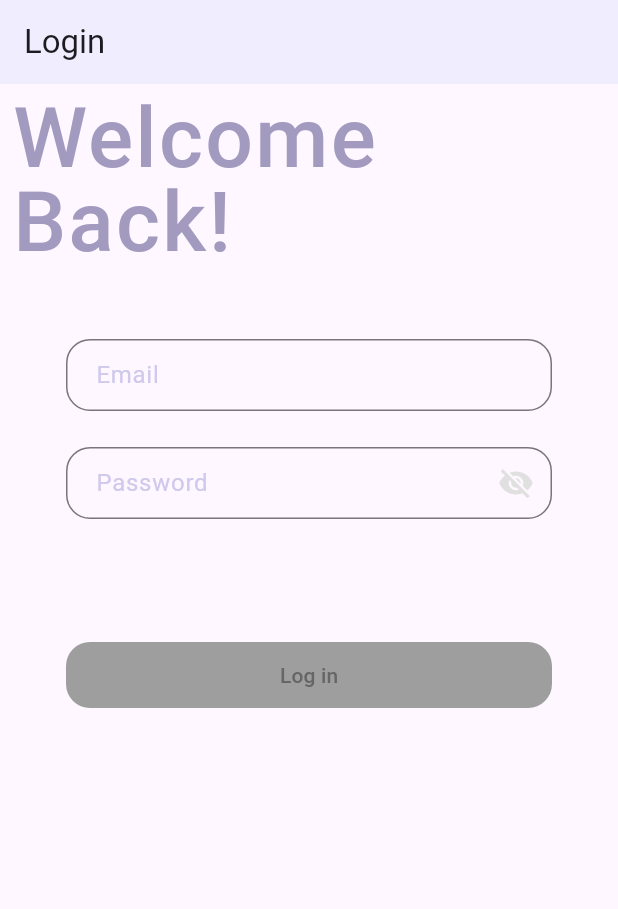
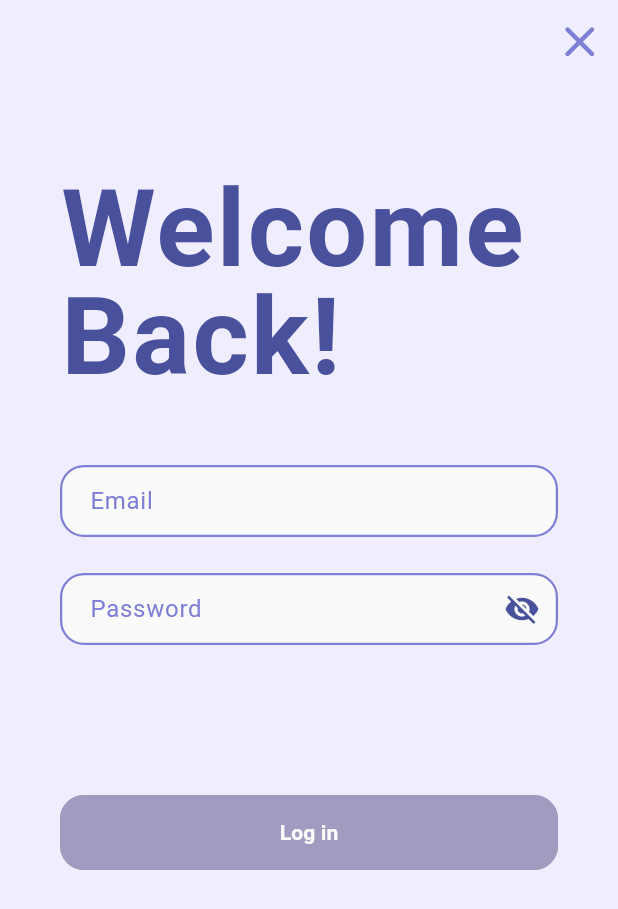
Before and after one commit to navfran98/dupla, a Flutter app: the LoginScreen screen opened directly, on a phone screen of 412 x 824 dp. Shown: the top 909 px of the screen. Run offline on Flutter 3.47's test engine with Material 3 defaults, Android fonts, the phone set to English and light mode, and no system bars; our stand-ins replace beamer, flutter_hooks, flutter_riverpod, hooks_riverpod, logger, riverpod_annotation; generated files the repository leaves out were written again.

Commit message:
Login and Signup design updated

```diff
--- a/lib/presentation/design_system/molecules/buttons/auth_button.dart
+++ b/lib/presentation/design_system/molecules/buttons/auth_button.dart
@@ -17,30 +17,42 @@ class AuthButton extends StatelessWidget {
   @override
   Widget build(BuildContext context) {
     Color textColor = isDisabled
-        ? CustomColors.neutral75
+        ? CustomColors.neutral10
         : isTransparent
             ? CustomColors.primary5
             : CustomColors.neutral10;
     Color buttonColor = isDisabled
-        ? CustomColors.neutral50
+        ? CustomColors.primary2
         : isTransparent
             ? CustomColors.transparent
             : CustomColors.primary5;
+    Color borderColor = isDisabled
+        ? CustomColors.primary2
+        : isTransparent
+            ? CustomColors.primary5
+            : CustomColors.transparent;
     return FilledButton(
         onPressed: isDisabled ? null : onPressedFunction,
         style: ButtonStyle(
           shape: WidgetStatePropertyAll<RoundedRectangleBorder>(
-              RoundedRectangleBorder(borderRadius: BorderRadius.circular(16))),
+              RoundedRectangleBorder(
+                  borderRadius: BorderRadius.circular(16),
+                  side: BorderSide(color: borderColor, width: 2))),
           backgroundColor: WidgetStatePropertyAll(buttonColor),
           padding: const WidgetStatePropertyAll<EdgeInsets>(
-              EdgeInsets.fromLTRB(8, 12, 8, 12)),
-          minimumSize: const WidgetStatePropertyAll(Size.fromHeight(44)),
+              EdgeInsets.symmetric(vertical: 12)),
+          minimumSize: const WidgetStatePropertyAll(Size.fromHeight(50)),
           overlayColor: WidgetStateProperty.resolveWith<Color?>(
             (Set<WidgetState> states) {
               if (states.contains(WidgetState.pressed)) {
                 return isTransparent
-                    ? CustomColors.neutral25
-                    : CustomColors.primary0;
+                    ? CustomColors.primary5.withOpacity(0.2)
+                    : CustomColors.primary6.withOpacity(0.3);
+              }
+              if (states.contains(WidgetState.hovered)) {
+                return isTransparent
+                    ? CustomColors.primary1
+                    : CustomColors.primary6.withOpacity(0.2);
               }
               return null;
             },
--- a/lib/presentation/design_system/molecules/inputs/auth_textfield.dart
+++ b/lib/presentation/design_system/molecules/inputs/auth_textfield.dart
@@ -27,7 +27,7 @@ class _AuthTextfieldState extends ConsumerState<AuthTextfield> {
   final FocusNode _focusNode = FocusNode();
   bool _isFocused = false;
   late bool _obscureText;
-  bool _isError = false;
+  final bool _isError = false;
 
   @override
   void initState() {
@@ -64,11 +64,13 @@ class _AuthTextfieldState extends ConsumerState<AuthTextfield> {
   @override
   Widget build(BuildContext context) {
     return TextFormField(
-        style: const CustomFont.subtitle01(CustomColors.primary1),
+        style: const CustomFont.subtitle01(CustomColors.neutral100),
         controller: widget.controller,
         focusNode: _focusNode,
         obscureText: _obscureText,
         decoration: InputDecoration(
+          filled: true,
+          fillColor: CustomColors.neutral10,
           floatingLabelBehavior: FloatingLabelBehavior.auto,
           hintText: widget.hintText,
           hintStyle: const CustomFont.subtitle01(CustomColors.primary2),
@@ -89,14 +91,14 @@ class _AuthTextfieldState extends ConsumerState<AuthTextfield> {
                   _obscureText == true
                       ? Icons.visibility_off
                       : Icons.visibility,
-                  color: CustomColors.neutral25,
+                  color: CustomColors.primary5,
                 ),
               );
             }
             if (_isFocused) {
               return InkWell(
                 onTap: clearText,
-                child: const Icon(Icons.close, color: CustomColors.primary2),
+                child: const Icon(Icons.close, color: CustomColors.primary5),
               );
             }
             return null;
@@ -107,20 +109,20 @@ class _AuthTextfieldState extends ConsumerState<AuthTextfield> {
             color: _isFocused && _isError
                 ? CustomColors.error100
                 : _isFocused
-                    ? CustomColors.primary3
-                    : CustomColors.primary1,
+                    ? CustomColors.primary5
+                    : CustomColors.primary4,
           ),
-          border: OutlineInputBorder(
+          enabledBorder: OutlineInputBorder(
             borderSide: const BorderSide(
-              width: 1,
-              color: CustomColors.neutral75,
+              width: 1.5,
+              color: CustomColors.primary4,
             ),
             borderRadius: BorderRadius.circular(16),
           ),
           focusedBorder: OutlineInputBorder(
             borderSide: const BorderSide(
               width: 2,
-              color: CustomColors.primary3,
+              color: CustomColors.primary5,
             ),
             borderRadius: BorderRadius.circular(16),
           ),
--- a/lib/presentation/design_system/tokens/fonts.dart
+++ b/lib/presentation/design_system/tokens/fonts.dart
@@ -79,7 +79,7 @@ class CustomFont extends TextStyle {
           size: 14,
           height: 20 / 14,
           spacing: 0.1,
-          weight: FontWeight.w500,
+          weight: FontWeight.w600,
           color: color,
           family: customFontFamily,
         );
@@ -109,10 +109,10 @@ class CustomFont extends TextStyle {
   const CustomFont.welcomeTitle(
     Color color,
   ) : this(
-          size: 56,
+          size: 72,
           height: 56 / 56,
           spacing: 1.5,
-          weight: FontWeight.w500,
+          weight: FontWeight.w700,
           color: color,
           family: customFontFamily,
         );
--- a/lib/presentation/screens/login_screen.dart
+++ b/lib/presentation/screens/login_screen.dart
@@ -2,6 +2,8 @@ import 'package:dupla/presentation/design_system/cells/forms/login_form.dart';
 import 'package:dupla/presentation/design_system/molecules/buttons/auth_button.dart';
 import 'package:dupla/presentation/design_system/tokens/colors.dart';
 import 'package:dupla/presentation/design_system/tokens/fonts.dart';
+import 'package:dupla/presentation/screens/welcome_screen.dart';
+import 'package:dupla/router.dart';
 import 'package:flutter/material.dart';
 import 'package:flutter_hooks/flutter_hooks.dart';
 import 'package:hooks_riverpod/hooks_riverpod.dart';
@@ -29,41 +31,58 @@ class _LoginScreenState extends ConsumerState<LoginScreen> {
 
   @override
   Widget build(BuildContext context) {
-    final usernameController = useTextEditingController();
+    final emailController = useTextEditingController();
     final passController = useTextEditingController();
     final bool isEmailEmpty = useListenableSelector(
-        usernameController, () => usernameController.text.isEmpty);
+        emailController, () => emailController.text.isEmpty);
     final bool isPassEmpty = useListenableSelector(
         passController, () => passController.text.isEmpty);
     return Scaffold(
-      appBar: AppBar(
-        title: const Text('Login'),
-        backgroundColor: CustomColors.primary0,
+        appBar:
+            AppBar(backgroundColor: CustomColors.primary0, actions: <Widget>[
+          IconButton(
+            icon: const Icon(
+              Icons.close_rounded,
+              size: 35,
+              color: CustomColors.primary4,
             ),
-      body: Padding(
-        padding: const EdgeInsets.all(8.0),
+            hoverColor: CustomColors.primary1,
+            onPressed: () {
+              ref
+                  .read(mainBeamerDelegateProvider)
+                  .beamToNamed(WelcomeScreen.route);
+            },
+          ),
+        ]),
+        body: Container(
+          color: CustomColors.primary0,
+          padding: const EdgeInsets.fromLTRB(40, 60, 40, 10),
           child: Column(
+            crossAxisAlignment: CrossAxisAlignment.center,
             children: [
-            const Text('Welcome Back!', style: CustomFont.welcomeTitle(CustomColors.primary2), softWrap: true,),
+              const Text(
+                'Welcome Back!',
+                style: CustomFont.welcomeTitle(CustomColors.primary5),
+                softWrap: true,
+              ),
               const SizedBox(height: 10),
               Form(
                   key: _formKey,
                   child: Container(
-                      padding: const EdgeInsets.symmetric(
-                          horizontal: 36, vertical: 40),
+                      padding: const EdgeInsets.symmetric(vertical: 40),
                       child: Column(
                           mainAxisAlignment: MainAxisAlignment.start,
                           crossAxisAlignment: CrossAxisAlignment.center,
                           children: [
                             LoginForm(
-                                emailController: usernameController,
+                                emailController: emailController,
                                 passwordController: passController),
                             const SizedBox(
-                              height: 80,
+                              height: 100,
                             ),
                             isLoading
                                 ? const CircularProgressIndicator(
-                                    color: CustomColors.primary3,
+                                    color: CustomColors.primary5,
                                   )
                                 : AuthButton(
                                     isTransparent: false,
@@ -71,16 +90,13 @@ class _LoginScreenState extends ConsumerState<LoginScreen> {
                                     text: "Log in",
                                     onPressedFunction: () {
                                       if (_formKey.currentState!.validate()) {
-                                        _handleLogin(usernameController.text,
+                                        _handleLogin(emailController.text,
                                             passController.text);
                                       }
                                     }),
                           ])))
             ],
           ),
-      )
-    );
+        ));
   }
-
-
 }
```
Also changed, not shown: lib/presentation/design_system/cells/forms/signup_form.dart (added, +88 -0 lines), lib/presentation/screens/signup_screen.dart (+94 -4 lines), lib/presentation/screens/welcome_screen.dart (+30 -11 lines). Lines whose indentation alone changed are shown as unchanged.
